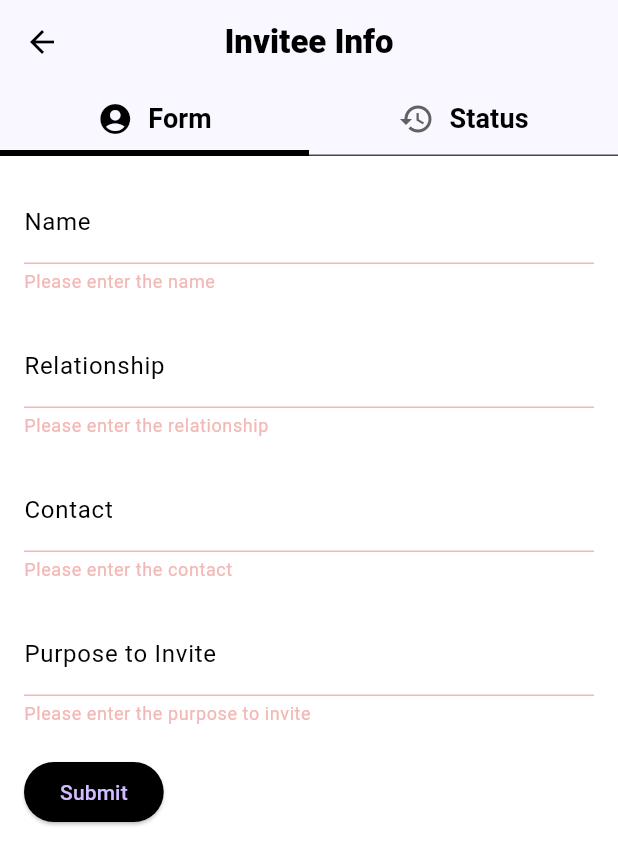
After one commit to Patel-Het03/DEP24-P13-Campus-InOut-Management-App, a Flutter app: the InviteeInfoPage screen opened directly, after a tap on "Submit", on a phone screen of 412 x 824 dp. The commit adds this screen. Shown: the top 865 px of the screen. Run offline on Flutter 3.47's test engine with Material 3 defaults, Android fonts, the light colour scheme and no system bars; our stand-ins replace animated_theme_switcher, charts_flutter, cloud_firestore, dropdown_search, file_picker, firebase_auth and 10 more; missing offline and left inert: cloud_firestore_web, firebase_auth_web, firebase_core_web, image_picker_for_web, qrscan, shared_preferences_web; accounts and stored records are empty; network calls fail.

Commit message:
Invite Guest page
In the Invite Guest page, we have two sections
1. Form for Invitee for their details
2. Status of Invitee like Pending, Accepted, Rejected

```diff
--- /dev/null
+++ b/my_gate_app/lib/screens/student/Invitee_Info.dart
@@ -0,0 +1,357 @@
+import 'package:my_gate_app/screens/student/result_obj.dart';
+import 'package:flutter/material.dart';
+import 'package:google_fonts/google_fonts.dart';
+import 'package:my_gate_app/screens/guard/utils/UI_statics.dart'; // Import necessary dependencies
+
+class InviteeInfoPage extends StatefulWidget {
+  const InviteeInfoPage({Key? key}) : super(key: key);
+
+  @override
+  _InviteeInfoPageState createState() => _InviteeInfoPageState();
+}
+
+class _InviteeInfoPageState extends State<InviteeInfoPage> with SingleTickerProviderStateMixin {
+  late TabController controller;
+
+  @override
+  void initState() {
+    super.initState();
+    controller = TabController(length: 2, vsync: this);
+    controller.addListener(() {
+      setState(() {});
+    });
+  }
+
+  @override
+  void dispose() {
+    controller.dispose();
+    super.dispose();
+  }
+
+  @override
+  Widget build(BuildContext context) => DefaultTabController(
+    length: 2,
+    child: Scaffold(
+      appBar: AppBar(
+        backgroundColor: Colors.white,
+        elevation: 8,
+        title: Text(
+          'Invitee Info',
+          style: TextStyle(color: Colors.black, fontWeight: FontWeight.w900),
+        ),
+        iconTheme: IconThemeData(color: Colors.black),
+        centerTitle: true,
+        bottom: TabBar(
+          controller: controller,
+          indicatorSize: TabBarIndicatorSize.tab,
+          indicator: UnderlineTabIndicator(
+            borderSide: BorderSide(
+              width: 4,
+              color: Colors.black,
+            ),
+          ),
+          labelStyle: TextStyle(
+              fontSize: 16,
+              color: Colors.black,
+              fontWeight: FontWeight.w800
+          ),
+          unselectedLabelStyle: TextStyle(
+              fontSize: 16,
+              color: Colors.grey[700],
+              fontWeight: FontWeight.w800
+          ),
+          tabs:  [
+            Tab(
+              child: Row(
+                mainAxisAlignment: MainAxisAlignment.center,
+                children: [
+                  Icon(Icons.account_circle),
+                  SizedBox(width: 10),
+                  Text(
+                    'Form',
+                    style: TextStyle(
+                      fontSize: 18,
+                      fontWeight: FontWeight.bold,
+                      color: Colors.black,
+                    ),
+                  ),
+                ],
+              ),
+            ),
+            Tab(
+              child: Row(
+                mainAxisAlignment: MainAxisAlignment.center,
+                children: [
+                  Icon(Icons.history),
+                  SizedBox(width: 10),
+                  Text(
+                    'Status',
+                    style: TextStyle(
+                      fontSize: 18,
+                      fontWeight: FontWeight.bold,
+                      color: Colors.black,
+                    ),
+                  ),
+                ],
+              ),
+            ),
+          ],
+        ),
+      ),
+      body: Container(
+        color: Colors.black,
+        child: TabBarView(
+          controller: controller,
+          children: [
+            InviteeForm(),
+            InviteeStatus(),
+          ],
+        ),
+      ),
+    ),
+  );
+}
+
+class InviteeForm extends StatefulWidget {
+  @override
+  _InviteeFormState createState() => _InviteeFormState();
+}
+
+class _InviteeFormState extends State<InviteeForm> {
+  final _formKey = GlobalKey<FormState>(); // Key for the form
+
+  String _name = '';
+  String _relationship = '';
+  String _contact = '';
+  String _purpose = '';
+
+  @override
+  Widget build(BuildContext context) {
+    return Scaffold(
+      backgroundColor: Colors.white, // Set background color to white
+      // appBar: AppBar(
+      //   title: Text('Invitee Form', style: GoogleFonts.mPlusRounded1c(color: Colors.black)), // Set app bar title color to black
+      //   backgroundColor: Colors.white, // Set app bar background color to white
+      // ),
+      body: Padding(
+        padding: EdgeInsets.all(16.0),
+        child: Form(
+          key: _formKey,
+          child: Column(
+            crossAxisAlignment: CrossAxisAlignment.start,
+            children: [
+              TextFormField(
+                decoration: InputDecoration(
+                  labelText: 'Name',
+                  labelStyle: GoogleFonts.mPlusRounded1c(color: Colors.black), // Set label text color to black using Google Fonts
+                ),
+                style: GoogleFonts.mPlusRounded1c(color: Colors.black), // Set input text color to black using Google Fonts
+                validator: (value) {
+                  if (value == null || value.isEmpty) {
+                    return 'Please enter the name';
+                  }
+                  return null;
+                },
+                onSaved: (value) {
+                  _name = value!;
+                },
+              ),
+              SizedBox(height: 20),
+              TextFormField(
+                decoration: InputDecoration(
+                  labelText: 'Relationship',
+                  labelStyle: GoogleFonts.mPlusRounded1c(color: Colors.black), // Set label text color to black using Google Fonts
+                ),
+                style: GoogleFonts.mPlusRounded1c(color: Colors.black), // Set input text color to black using Google Fonts
+                validator: (value) {
+                  if (value == null || value.isEmpty) {
+                    return 'Please enter the relationship';
+                  }
+                  return null;
+                },
+                onSaved: (value) {
+                  _relationship = value!;
+                },
+              ),
+              SizedBox(height: 20),
+              TextFormField(
+                decoration: InputDecoration(
+                  labelText: 'Contact',
+                  labelStyle: GoogleFonts.mPlusRounded1c(color: Colors.black), // Set label text color to black using Google Fonts
+                ),
+                style: GoogleFonts.mPlusRounded1c(color: Colors.black), // Set input text color to black using Google Fonts
+                validator: (value) {
+                  if (value == null || value.isEmpty) {
+                    return 'Please enter the contact';
+                  }
+                  return null;
+                },
+                onSaved: (value) {
+                  _contact = value!;
+                },
+              ),
+              SizedBox(height: 20),
+              TextFormField(
+                decoration: InputDecoration(
+                  labelText: 'Purpose to Invite',
+                  labelStyle: GoogleFonts.mPlusRounded1c(color: Colors.black), // Set label text color to black using Google Fonts
+                ),
+                style: GoogleFonts.mPlusRounded1c(color: Colors.black), // Set input text color to black using Google Fonts
+                validator: (value) {
+                  if (value == null || value.isEmpty) {
+                    return 'Please enter the purpose to invite';
+                  }
+                  return null;
+                },
+                onSaved: (value) {
+                  _purpose = value!;
+                },
+              ),
+              SizedBox(height: 20),
+              ElevatedButton(
+                onPressed: () {
+                  if (_formKey.currentState!.validate()) {
+                    _formKey.currentState!.save();
+                    // Submit your form data here
+                    print(
+                        'Name: $_name, Relationship: $_relationship, Contact: $_contact, Purpose: $_purpose');
+                  }
+                },
+                child: Text('Submit'),
+                style: ButtonStyle(
+                  backgroundColor: MaterialStateProperty.all<Color>(Colors.black), // Set button background color to black
+                ),
+              ),
+            ],
+          ),
+        ),
+      ),
+    );
+  }
+}
+class InviteeStatus extends StatefulWidget {
+  @override
+  _InviteeStatusState createState() => _InviteeStatusState();
+}
+
+class _InviteeStatusState extends State<InviteeStatus> {
+  String searchQuery = '';
+  List<ResultObj> tickets = []; // Define necessary variables
+  List<ResultObj> ticketsFiltered = [];
+  int selectedIndex = -1; // Define selectedIndex variable
+
+  @override
+  void initState() {
+    super.initState();
+    tickets = _generateDummyData(); // Initialize tickets with dummy data
+    ticketsFiltered = List.from(tickets);
+  }
+
+  void toggleExpansion(int index) {
+    setState(() {
+      if (selectedIndex == index) {
+        selectedIndex = -1; // Collapse if already expanded
+      } else {
+        selectedIndex = index; // Expand if not expanded
+      }
+    });
+  }
+
+  List<ResultObj> _generateDummyData() {
+    // Create a list of dummy ResultObj objects
+    return [
+      ResultObj(
+        name: 'Aryan',
+        status: 'Pending',
+        mobileNumber: '+1234567890',
+      ),
+      ResultObj(
+        name: 'Akshay',
+        status: 'Accepted',
+        mobileNumber: '+1987654321',
+      ),
+      ResultObj(
+        name: 'Rohit',
+        status: 'Rejected',
+        mobileNumber: '+12345678930',
+      ),
+      ResultObj(
+        name: 'Rohan',
+        status: 'Pending',
+        mobileNumber: '+3234567820',
+      ),
+      // Add more dummy data as needed
+    ];
+  }
+
+  @override
+  Widget build(BuildContext context) {
+    return Container(
+      color: Colors.white,
+      child: Column(
+        children: [
+          SizedBox(height: MediaQuery.of(context).size.height * 0.02),
+          SizedBox(height: MediaQuery.of(context).size.height * 0.02),
+          // Implement UI for displaying tickets here
+          Expanded(
+            child: SizedBox(
+              width: MediaQuery.of(context).size.width * 0.95,
+              child: ListView.builder(
+                itemCount: ticketsFiltered.length,
+                itemBuilder: (BuildContext context, int index) {
+                  final bool isExpanded = index == selectedIndex;
+                  return Container(
+                    child: Column(
+                      crossAxisAlignment: CrossAxisAlignment.start,
+                      children: [
+                        Container(
+                          decoration: BoxDecoration(
+                            color: Color(0xff3E3E3E),
+                            borderRadius: BorderRadius.circular(15),
+                          ),
+                          child: ListTile(
+                            title: Text(
+                              ticketsFiltered[index].name,
+                              style: TextStyle(
+                                fontWeight: FontWeight.bold,
+                                fontSize: 16,
+                              ),
+                            ),
+                            subtitle: isExpanded
+                                ? Column(
+                              crossAxisAlignment:
+                              CrossAxisAlignment.start,
+                              children: [
+                                SizedBox(height: 8),
+                                Text(
+                                  'Status: ${ticketsFiltered[index].status}',
+                                ),
+                                SizedBox(height: 4),
+                                Text(
+                                  'Mobile Number: ${ticketsFiltered[index].mobileNumber}',
+                                ),
+                                // Add more details here as needed
+                              ],
+                            )
+                                : null,
+                            onTap: () => toggleExpansion(index),
+                            trailing: Icon(
+                              isExpanded
+                                  ? Icons.keyboard_arrow_up
+                                  : Icons.keyboard_arrow_down,
+                            ),
+                          ),
+                        ),
+                        SizedBox(height: 8),
+                      ],
+                    ),
+                  );
+                },
+              ),
+            ),
+          ),
+        ],
+      ),
+    );
+  }
+}
--- /dev/null
+++ b/my_gate_app/lib/screens/student/result_obj.dart
@@ -0,0 +1,11 @@
+class ResultObj {
+  String name;
+  String status;
+  String mobileNumber;
+
+  ResultObj({
+    required this.name,
+    required this.status,
+    required this.mobileNumber,
+  });
+}
```
Also changed, not shown: my_gate_app/lib/screens/student/home_student.dart (+20 -1 lines), 5 other files.
